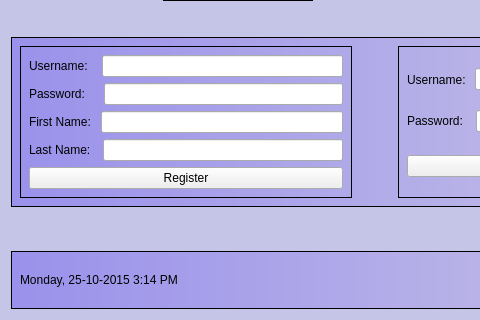
First picture: the form in loginScreen.ui, repository elroydsouza/MessagingApp-SDI, before the edit; both pictures show x 0 to 480 and y 180 to 500 of the 750 by 500 pixel window.
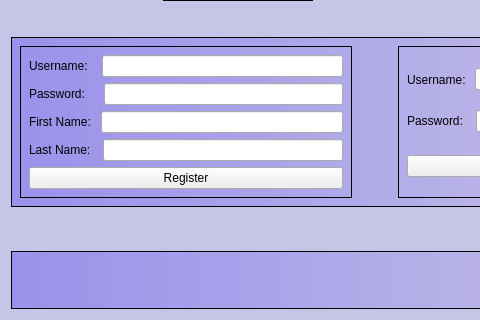
Second picture: the form after the edit.

Commit message: Fixed activity list widget bug when user changes window whilst still chatting, and removed X close button as not necessary

Diff of the .ui file:
```diff
--- a/loginScreen.ui
+++ b/loginScreen.ui
@@ -497,13 +497,6 @@
       <string notr="true">#topPanel { border: 1px solid; background-color: qlineargradient(spread:pad, x1:0, y1:0, x2:1, y2:0, stop:0 rgb(154, 145, 235), stop:1 rgb(201, 197, 230)); }</string>
      </property>
      <layout class="QHBoxLayout" name="horizontalLayout_23">
-      <item>
-       <widget class="QLabel" name="currentDateTime">
-        <property name="text">
-         <string>Monday, 25-10-2015 3:14 PM</string>
-        </property>
-       </widget>
-      </item>
       <item>
        <spacer name="horizontalSpacer_13">
         <property name="orientation">
```
The commit also changes 5 other files.
